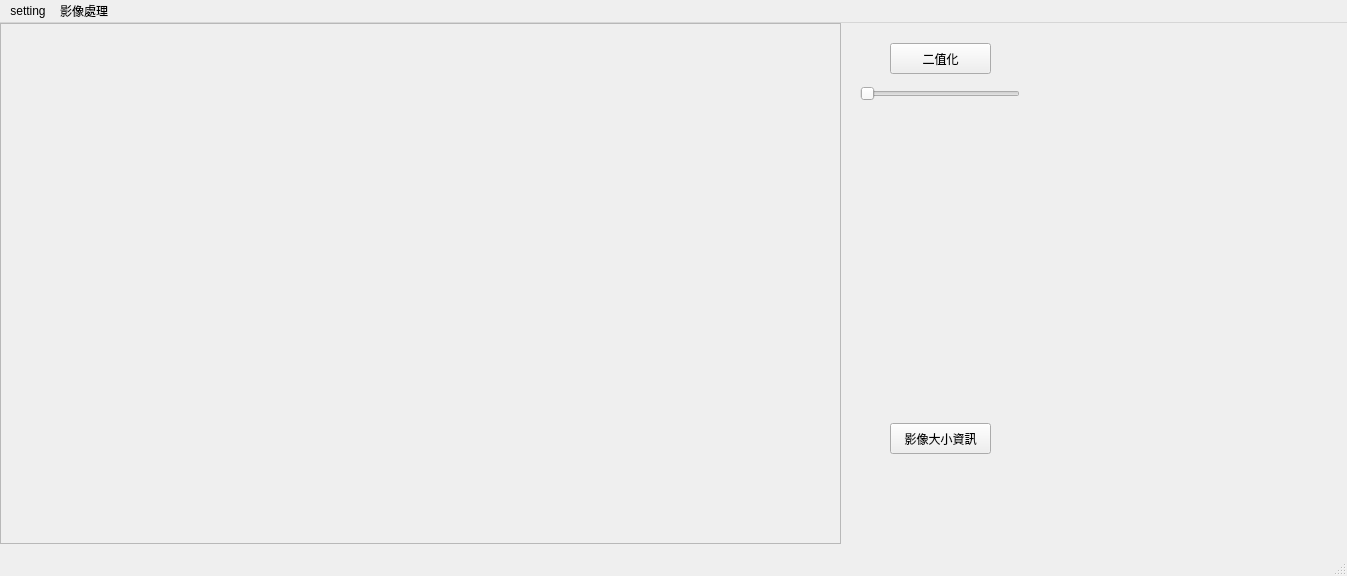
Before: the Qt Designer form UI.ui in Wei026/PYQT_HW, drawn with Qt 5.
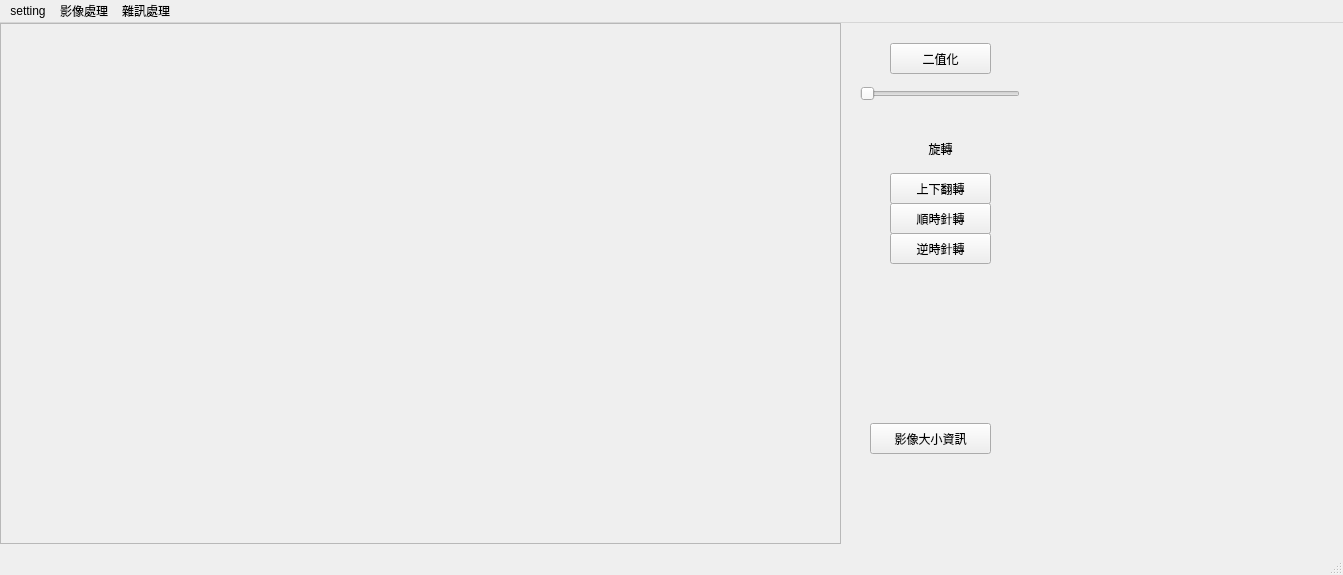
After: the same form once the commit is applied.

Diff of the .ui file:
```diff
--- a/UI.ui
+++ b/UI.ui
@@ -6,8 +6,8 @@
    <rect>
     <x>0</x>
     <y>0</y>
-    <width>1347</width>
-    <height>576</height>
+    <width>1343</width>
+    <height>575</height>
    </rect>
   </property>
   <property name="windowTitle">
@@ -123,9 +123,9 @@
    <widget class="QPushButton" name="Imformation_Button">
     <property name="geometry">
      <rect>
-      <x>890</x>
+      <x>870</x>
       <y>400</y>
-      <width>101</width>
+      <width>121</width>
       <height>31</height>
      </rect>
     </property>
@@ -133,14 +133,69 @@
      <string>影像大小資訊</string>
     </property>
    </widget>
+   <widget class="QPushButton" name="clockwise_Button">
+    <property name="geometry">
+     <rect>
+      <x>890</x>
+      <y>180</y>
+      <width>101</width>
+      <height>31</height>
+     </rect>
+    </property>
+    <property name="text">
+     <string>順時針轉</string>
+    </property>
+   </widget>
+   <widget class="QPushButton" name="counterclockwise_Button">
+    <property name="geometry">
+     <rect>
+      <x>890</x>
+      <y>210</y>
+      <width>101</width>
+      <height>31</height>
+     </rect>
+    </property>
+    <property name="text">
+     <string>逆時針轉</string>
+    </property>
+   </widget>
+   <widget class="QPushButton" name="updown_Button">
+    <property name="geometry">
+     <rect>
+      <x>890</x>
+      <y>150</y>
+      <width>101</width>
+      <height>31</height>
+     </rect>
+    </property>
+    <property name="text">
+     <string>上下翻轉</string>
+    </property>
+   </widget>
+   <widget class="QLabel" name="name_label">
+    <property name="geometry">
+     <rect>
+      <x>890</x>
+      <y>110</y>
+      <width>101</width>
+      <height>31</height>
+     </rect>
+    </property>
+    <property name="text">
+     <string>旋轉</string>
+    </property>
+    <property name="alignment">
+     <set>Qt::AlignCenter</set>
+    </property>
+   </widget>
   </widget>
   <widget class="QMenuBar" name="menubar">
    <property name="geometry">
     <rect>
      <x>0</x>
      <y>0</y>
-     <width>1347</width>
-     <height>21</height>
+     <width>1343</width>
+     <height>25</height>
     </rect>
    </property>
    <widget class="QMenu" name="setting_menu">
@@ -158,8 +213,18 @@
     <addaction name="histogram_action"/>
     <addaction name="roi_action"/>
    </widget>
+   <widget class="QMenu" name="noiseprocess_menu">
+    <property name="title">
+     <string>雜訊處理</string>
+    </property>
+    <addaction name="erosion_action"/>
+    <addaction name="dilation_action"/>
+    <addaction name="opening_action"/>
+    <addaction name="closeing_action"/>
+   </widget>
    <addaction name="setting_menu"/>
    <addaction name="imgprocess_menu"/>
+   <addaction name="noiseprocess_menu"/>
   </widget>
   <widget class="QStatusBar" name="statusbar"/>
   <action name="actionOpen_file">
```
Left out of the diff: 20 changed lines with no effect on the pictures.
